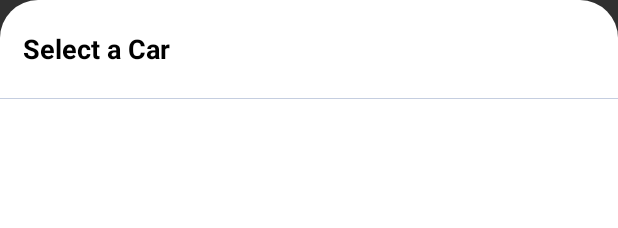
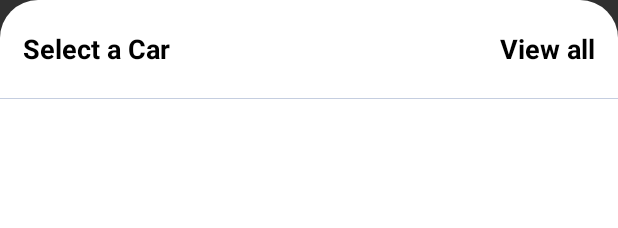
Before and after one commit to UdeeshaBandara/IPC_CW_Android, an Android app: the layout bottom_sheet_car.xml on its own in the app's theme, with its tools: preview values and no code run, on a phone screen of 412 x 824 dp. Shown: the top 228 px of the screen. Run offline under Robolectric (Android 15) with nearby library versions, the phone set to English and light mode, and no system bars.

Commit message:
feat:added multiple view option

```diff
--- a/app/src/main/res/layout/activity_main.xml
+++ b/app/src/main/res/layout/activity_main.xml
@@ -21,7 +21,7 @@
         android:background="@drawable/car_select_background"
         android:gravity="center_vertical"
         android:paddingHorizontal="10dp"
-        android:text="Select car"
+        android:text="All Cars (Tap to filter)"
         android:textColor="@color/black"
         android:textSize="18sp"
         android:textStyle="bold" />
--- a/app/src/main/res/layout/bottom_sheet_car.xml
+++ b/app/src/main/res/layout/bottom_sheet_car.xml
@@ -27,6 +27,23 @@
             android:textColor="@color/black"
             android:textSize="18sp" />
 
+        <View
+            android:layout_width="0dp"
+            android:layout_height="0dp"
+            android:layout_weight="1" />
+
+        <TextView
+            android:id="@+id/view_all"
+            android:layout_width="wrap_content"
+            android:layout_height="45dp"
+            android:layout_gravity="center_vertical"
+            android:layout_marginHorizontal="15dp"
+            android:gravity="center_vertical"
+            android:text="View all"
+            android:textColor="@color/black"
+            android:textSize="18sp"
+            android:textStyle="bold" />
+
 
     </LinearLayout>
 
--- a/app/src/main/res/layout/item_car.xml
+++ b/app/src/main/res/layout/item_car.xml
@@ -1,7 +1,7 @@
 <?xml version="1.0" encoding="utf-8"?>
 <androidx.cardview.widget.CardView xmlns:android="http://schemas.android.com/apk/res/android"
     xmlns:app="http://schemas.android.com/apk/res-auto"
-    android:id="@+id/card_profile"
+    android:id="@+id/card"
     android:layout_width="match_parent"
     android:layout_height="115dp"
     android:layout_marginHorizontal="15dp"
```
Also changed, not shown: app/src/main/java/com/ipc/cw/MainActivity.kt (+52 -26 lines).
